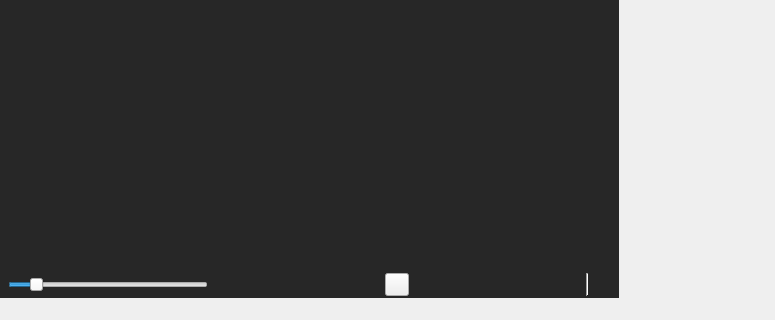
Old version of the form ui/main_window.ui in the repository zkovari/plotlyst; both pictures show x 0 to 775 and y 345 to 665 of the 865 by 665 pixel window.
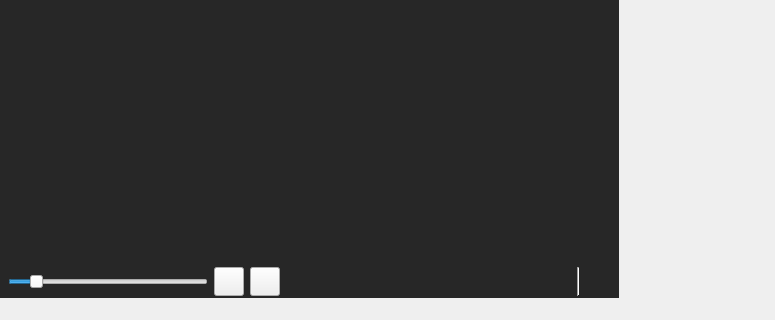
New version of the form. The open tabs and pages were chosen to show the change. Custom widgets are drawn as their Qt base class.

Commit message: Night mode for manuscript, closes #79

```diff
--- a/ui/main_window.ui
+++ b/ui/main_window.ui
@@ -566,7 +566,7 @@
           </property>
           <layout class="QHBoxLayout" name="horizontalLayout_5">
            <property name="spacing">
-            <number>3</number>
+            <number>6</number>
            </property>
            <property name="leftMargin">
             <number>6</number>
@@ -611,19 +611,6 @@
              </property>
             </widget>
            </item>
-           <item>
-            <spacer name="horizontalSpacer">
-             <property name="orientation">
-              <enum>Qt::Horizontal</enum>
-             </property>
-             <property name="sizeHint" stdset="0">
-              <size>
-               <width>40</width>
-               <height>20</height>
-              </size>
-             </property>
-            </spacer>
-           </item>
            <item>
             <widget class="QToolButton" name="btnFocus">
              <property name="cursor">
@@ -632,16 +619,47 @@
              <property name="text">
               <string/>
              </property>
+             <property name="iconSize">
+              <size>
+               <width>22</width>
+               <height>22</height>
+              </size>
+             </property>
              <property name="checkable">
               <bool>true</bool>
              </property>
+             <property name="toolButtonStyle">
+              <enum>Qt::ToolButtonIconOnly</enum>
+             </property>
              <property name="base" stdset="0">
               <bool>true</bool>
              </property>
             </widget>
            </item>
            <item>
-            <spacer name="horizontalSpacer_2">
+            <widget class="QToolButton" name="btnNightMode">
+             <property name="cursor">
+              <cursorShape>PointingHandCursor</cursorShape>
+             </property>
+             <property name="text">
+              <string/>
+             </property>
+             <property name="iconSize">
+              <size>
+               <width>22</width>
+               <height>22</height>
+              </size>
+             </property>
+             <property name="checkable">
+              <bool>true</bool>
+             </property>
+             <property name="base" stdset="0">
+              <bool>true</bool>
+             </property>
+            </widget>
+           </item>
+           <item>
+            <spacer name="horizontalSpacer">
              <property name="orientation">
               <enum>Qt::Horizontal</enum>
              </property>
@@ -674,6 +692,12 @@
              <property name="text">
               <string/>
              </property>
+             <property name="iconSize">
+              <size>
+               <width>22</width>
+               <height>22</height>
+              </size>
+             </property>
             </widget>
            </item>
           </layout>
```
Left out of the diff: 4 changed lines with no effect on the pictures. The commit also changes 4 other files.
